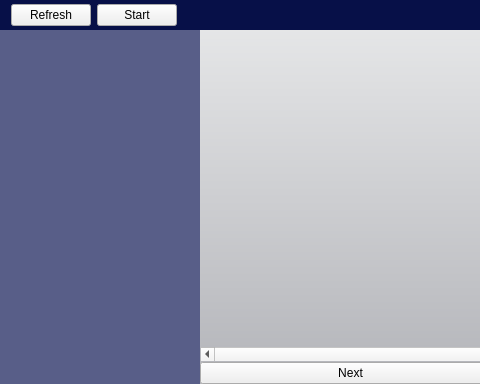
SEGroup10/IntelliGraph, file IntelliGraph/mainwindow.ui: the form before one commit; both pictures show x 0 to 480 and y 0 to 384 of the 808 by 384 pixel window.
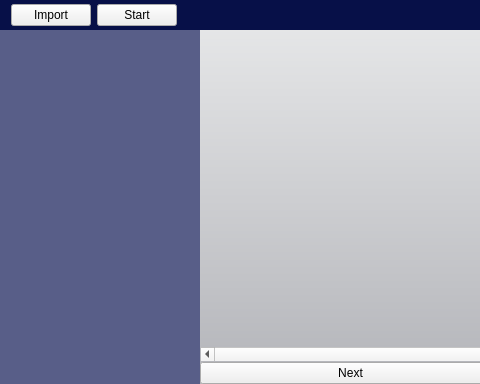
The form after the commit. Icons and pictures are not drawn.

Commit message: Added import functionality.

```diff
--- a/IntelliGraph/mainwindow.ui
+++ b/IntelliGraph/mainwindow.ui
@@ -76,7 +76,7 @@
        <item>
         <widget class="QPushButton" name="refreshButton">
          <property name="text">
-          <string>Refresh</string>
+          <string>Import</string>
          </property>
         </widget>
        </item>
```
Left out of the diff: 2 changed lines with no effect on the pictures. The commit also changes 3 other files.
